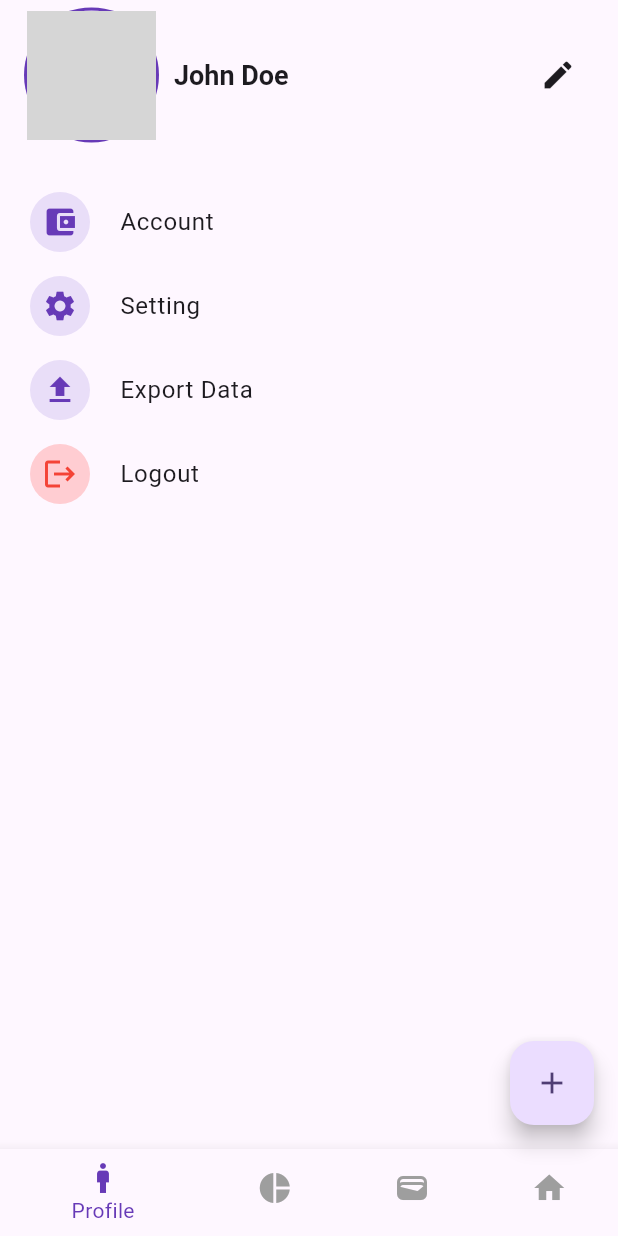
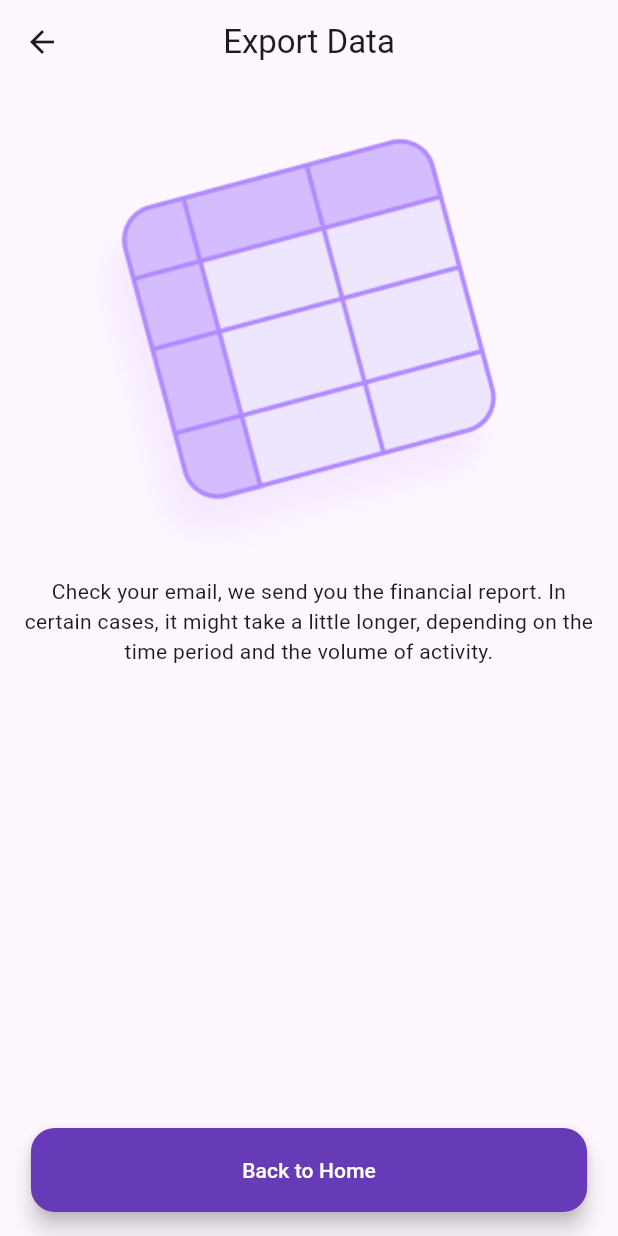
Before and after one commit to AliGIran/expanse_tracker_app, a Flutter app: the screen it shows after launch, on a phone screen of 412 x 824 dp. Run offline on Flutter 3.47's test engine with Material 3 defaults, Android fonts, the phone set to English and light mode, and no system bars; our stand-ins replace carousel_slider, gap; grey boxes are pictures that could not be loaded.

Commit message:
Export data compeleted page mck up finished

```diff
--- /dev/null
+++ b/lib/export_data/presentation/pages/export_completed_page.dart
@@ -0,0 +1,44 @@
+import 'package:flutter/material.dart';
+
+class ExportCompletedPage extends StatelessWidget {
+  const ExportCompletedPage({super.key});
+
+  @override
+  Widget build(BuildContext context) {
+    return Scaffold(
+      appBar: AppBar(
+        leading: const BackButton(),
+        title: const Text("Export Data"),
+        centerTitle: true,
+      ),
+      body: Center(
+        child: Column(
+          children: [
+            Image.asset("assets/images/ExportData.png"),
+            Container(
+              padding: const EdgeInsets.all(16),
+              child: const Text(
+                "Check your email, we send you the financial report."
+                " In certain cases, it might take a little longer,"
+                " depending on the time period and the volume of activity.",
+                textAlign: TextAlign.center,
+              ),
+            )
+          ],
+        ),
+      ),
+      floatingActionButtonLocation: FloatingActionButtonLocation.centerFloat,
+      floatingActionButton: SizedBox(
+        width: MediaQuery.of(context).size.width * 0.9,
+        child: FloatingActionButton(
+          backgroundColor: Colors.deepPurple,
+          child: const Text(
+            "Back to Home",
+            style: TextStyle(color: Colors.white),
+          ),
+          onPressed: () {},
+        ),
+      ),
+    );
+  }
+}
--- a/lib/main.dart
+++ b/lib/main.dart
@@ -1,8 +1,7 @@
-import 'package:expense_tracker_app/profile/presentation/pages/profile_page.dart';
-import 'package:expense_tracker_app/setting/presentation/pages/setting_theme_page.dart';
 import 'package:flutter/material.dart';
+import 'export_data/presentation/pages/export_completed_page.dart';
 
-import 'draft.dart';
+import 'export_data/presentation/pages/export_data_home_page.dart';
 
 void main() {
   WidgetsFlutterBinding.ensureInitialized();
@@ -21,7 +20,7 @@ class MyApp extends StatelessWidget {
 
   @override
   Widget build(BuildContext context) {
-    return const ProfilePage();
+    return const ExportCompletedPage();
   }
 }
 
```
Also changed, not shown: lib/export_data/presentation/pages/export_data_home_page.dart (added, +32 -0 lines).
